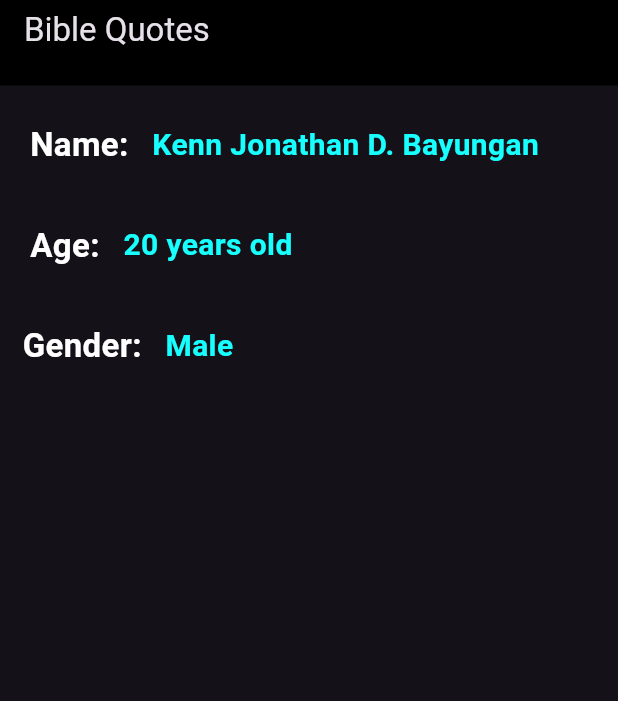
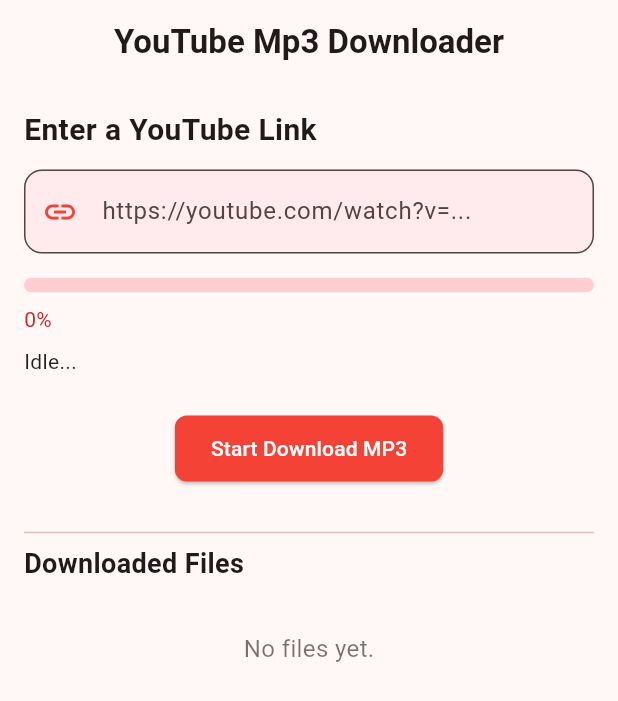
Before and after one commit to KennJ78/biblequotes, a Flutter app: the screen it shows after launch, on a phone screen of 412 x 824 dp. Shown: the top 701 px of the screen. Run offline on Flutter 3.47's test engine with Material 3 defaults, Android fonts, the phone set to English and light mode, and no system bars.

Commit message:
UILayout2_YTmp3Downloader

```diff
--- a/lib/main.dart
+++ b/lib/main.dart
@@ -1,104 +1,122 @@
 import 'package:flutter/material.dart';
 
 void main() {
-  runApp(MaterialApp(
+  runApp(const YouTubeDownloaderApp());
+}
+
+class YouTubeDownloaderApp extends StatelessWidget {
+  const YouTubeDownloaderApp({super.key});
+
+  @override
+  Widget build(BuildContext context) {
+    return MaterialApp(
       debugShowCheckedModeBanner: false,
-    theme: ThemeData.dark(),
-    home: Scaffold(
+      theme: ThemeData(
+        colorSchemeSeed: Colors.red,
+        useMaterial3: true,
+      ),
+      home: const HomeScreen(),
+    );
+  }
+}
+
+class HomeScreen extends StatelessWidget {
+  const HomeScreen({super.key});
+
+  @override
+  Widget build(BuildContext context) {
+    return Scaffold(
       appBar: AppBar(
-        title: const Text('Bible Quotes'),
-        backgroundColor: Colors.black,
-        bottom: const PreferredSize(
-          preferredSize: Size.fromHeight(1),
-          child: Divider(color: Colors.black, thickness: 2),
+        title: const Text(
+          'YouTube Mp3 Downloader',
+          style: TextStyle(fontWeight: FontWeight.bold),
+        ),
+        centerTitle: true,
+      ),
+      body: SafeArea(
+        child: SingleChildScrollView(
+          padding: const EdgeInsets.all(16.0),
+          child: Column(
+            crossAxisAlignment: CrossAxisAlignment.start,
+            children: [
+              const Text(
+                "Enter a YouTube Link",
+                style: TextStyle(fontSize: 20, fontWeight: FontWeight.w600),
+              ),
+              const SizedBox(height: 12),
+              TextField(
+                decoration: InputDecoration(
+                  border: OutlineInputBorder(
+                    borderRadius: BorderRadius.circular(12),
+                  ),
+                  prefixIcon: const Icon(Icons.link, color: Colors.red),
+                  hintText: 'https://youtube.com/watch?v=...',
+                  filled: true,
+                  fillColor: Colors.red.shade50,
                 ),
               ),
-      body: Column(
-        mainAxisAlignment: MainAxisAlignment.start,
-        children: [
-          Container(
-            margin: const EdgeInsets.all(20),
-            child: Row(
-              mainAxisAlignment: MainAxisAlignment.start,
-              children: [
-                const Text(
-                  'Name: ',
-                  style: TextStyle(
-                    fontSize: 22,
-                    fontWeight: FontWeight.bold,
-                    color: Colors.white,
+              const SizedBox(height: 16),
+              ClipRRect(
+                borderRadius: BorderRadius.circular(8),
+                child: LinearProgressIndicator(
+                  value: 0.0, // Dummy value
+                  minHeight: 10,
+                  backgroundColor: Colors.red.shade100,
+                  color: Colors.red,
                 ),
               ),
-                Container(
-                  padding: const EdgeInsets.symmetric(vertical: 5, horizontal: 10),
+              const SizedBox(height: 8),
+              Text(
+                '0%',
+                style: Theme.of(context).textTheme.bodyMedium?.copyWith(
+                  color: Colors.red.shade800,
+                ),
+              ),
+              const SizedBox(height: 8),
+              const Text(
+                'Idle...',
+                style: TextStyle(fontSize: 14, color: Colors.black87),
+              ),
+              const SizedBox(height: 24),
+              Center(
+                child: ElevatedButton(
+                  style: ElevatedButton.styleFrom(
+                    backgroundColor: Colors.red,
+                    padding:
+                    const EdgeInsets.symmetric(horizontal: 24, vertical: 12),
+                    shape: RoundedRectangleBorder(
+                      borderRadius: BorderRadius.circular(8),
+                    ),
+                  ),
+                  onPressed: () {
+
+                  },
                   child: const Text(
-                    'Kenn Jonathan D. Bayungan',
-                    style: TextStyle(
-                      fontSize: 20,
-                      color: Colors.cyanAccent,
-                      fontWeight: FontWeight.w600,
+                    'Start Download MP3',
+                    style: TextStyle(color: Colors.white),
+                  ),
+                ),
+              ),
+              const SizedBox(height: 24),
+              const Divider(thickness: 1),
+              const Text(
+                'Downloaded Files',
+                style: TextStyle(fontSize: 18, fontWeight: FontWeight.bold),
+              ),
+              const SizedBox(height: 8),
+              const Padding(
+                padding: EdgeInsets.symmetric(vertical: 24),
+                child: Center(
+                  child: Text(
+                    'No files yet.',
+                    style: TextStyle(fontSize: 16, color: Colors.black54),
                   ),
                 ),
               ),
             ],
           ),
         ),
-          Container(
-            margin: const EdgeInsets.symmetric(horizontal: 20, vertical: 8),
-            child: Row(
-              mainAxisAlignment: MainAxisAlignment.start,
-              children: [
-                const Text(
-                  'Age: ',
-                  style: TextStyle(
-                    fontSize: 22,
-                    fontWeight: FontWeight.bold,
-                    color: Colors.white,
       ),
-                ),
-                Container(
-                  padding: const EdgeInsets.symmetric(vertical: 5, horizontal: 10),
-                  child: const Text(
-                    '20 years old',
-                    style: TextStyle(
-                      fontSize: 20,
-                      color: Colors.cyanAccent,
-                      fontWeight: FontWeight.w600,
-                    ),
-                  ),
-                ),
-              ],
-            ),
-          ),
-          Container(
-            margin: const EdgeInsets.fromLTRB(15, 20, 20, 10),
-            child: Row(
-              mainAxisAlignment: MainAxisAlignment.start,
-              children: [
-                const Text(
-                  'Gender: ',
-                  style: TextStyle(
-                    fontSize: 22,
-                    fontWeight: FontWeight.bold,
-                    color: Colors.white,
-                  ),
-                ),
-                Container(
-                  padding: const EdgeInsets.symmetric(vertical: 5, horizontal: 10),
-                  child: const Text(
-                    'Male',
-                    style: TextStyle(
-                      fontSize: 20,
-                      color: Colors.cyanAccent,
-                      fontWeight: FontWeight.w600,
-                    ),
-                  ),
-                ),
-              ],
-            ),
-          ),
-        ],
-      ),
-    ),
-  ));
+    );
   }
+}
```
Lines whose indentation alone changed are shown as unchanged.
